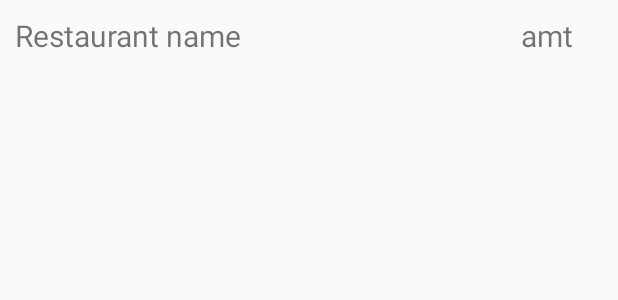
After one commit to KameshRazer/FoodRunner, an Android app: the layout recyclerview_display_order_history.xml on its own in the app's theme, with its tools: preview values and no code run, on a phone screen of 412 x 824 dp. The commit adds this screen. Shown: the top 300 px of the screen. Run offline under Robolectric (Android 15) with nearby library versions, the phone set to English and light mode, and no system bars.

Commit message:
Order History

```diff
--- a/app/src/main/java/com/example/foodrunner/HomeActivity.kt
+++ b/app/src/main/java/com/example/foodrunner/HomeActivity.kt
@@ -38,7 +38,7 @@ class HomeActivity : AppCompatActivity() {
         // menu should be considered as top level destinations.
         appBarConfiguration = AppBarConfiguration(
             setOf(
-                R.id.nav_home, R.id.nav_myProfile, R.id.nav_favouriteRestaurants, R.id.nav_FAQs,R.id.nav_logout
+                R.id.nav_home, R.id.nav_myProfile, R.id.nav_favouriteRestaurants, R.id.nav_FAQs,R.id.nav_logout,R.id.nav_orderHistory
             ), drawerLayout
         )
         setupActionBarWithNavController(navController, appBarConfiguration)
--- /dev/null
+++ b/app/src/main/res/layout/recyclerview_display_order_history.xml
@@ -0,0 +1,26 @@
+<?xml version="1.0" encoding="utf-8"?>
+<RelativeLayout
+    xmlns:android="http://schemas.android.com/apk/res/android" android:layout_width="match_parent"
+    android:layout_height="wrap_content"
+    android:padding="10dp">
+    <TextView
+        android:id="@+id/rvdo_res_name"
+        android:layout_width="wrap_content"
+        android:layout_height="wrap_content"
+        android:text="Restaurant name"
+        android:textSize="20sp"/>
+    <TextView
+        android:id="@+id/rvdo_total_cost"
+        android:layout_width="wrap_content"
+        android:layout_height="wrap_content"
+        android:layout_alignParentEnd="true"
+        android:layout_marginRight="20dp"
+        android:text="amt"
+        android:textSize="20sp"/>
+    <androidx.recyclerview.widget.RecyclerView
+        android:id="@+id/rvdo_recylerview"
+        android:layout_width="match_parent"
+        android:layout_height="wrap_content"
+        android:layout_marginTop="10dp"
+        android:layout_below="@id/rvdo_res_name"/>
+</RelativeLayout>
--- a/app/src/main/res/menu/activity_home_drawer.xml
+++ b/app/src/main/res/menu/activity_home_drawer.xml
@@ -17,6 +17,10 @@
             android:icon="@drawable/ic_menu_favorite_restaurant"
             android:title="@string/menu_favouriteRestaurants" />
         <item
+            android:id="@+id/nav_orderHistory"
+            android:icon="@drawable/ic_icon_favorite_border"
+            android:title="@string/menu_oh"/>
+        <item
             android:id="@+id/nav_FAQs"
             android:icon="@drawable/ic_menu_help"
             android:title="@string/menu_faqs" />
--- a/app/src/main/res/navigation/mobile_navigation.xml
+++ b/app/src/main/res/navigation/mobile_navigation.xml
@@ -33,4 +33,9 @@
         android:name="com.example.foodrunner.ui.logout.LogoutFragment"
         android:label="@string/menu_logout"
         tools:layout="@layout/fragment_logout" />
+    <fragment
+        android:id="@+id/nav_orderHistory"
+        android:name="com.example.foodrunner.ui.orderHistory.OrderHistoryFragment"
+        android:label="@string/menu_oh"
+        tools:layout="@layout/fragment_order_history" />
 </navigation>
--- a/app/src/main/res/values/strings.xml
+++ b/app/src/main/res/values/strings.xml
@@ -12,6 +12,7 @@
     <string name="menu_myProfile">My Profile</string>
     <string name="menu_favouriteRestaurants">Favourite Restaurants</string>
     <string name="menu_FAQs">Frequently Asked Questions</string>
+    <string name="menu_oh">Order History</string>
     <string name="menu_faqs">FAQs</string>
     <string name="menu_logout">Logout</string>
 
```
Also changed, not shown: app/src/main/java/com/example/foodrunner/ui/orderHistory/FoodItemAdapter.kt (added, +35 -0 lines), app/src/main/java/com/example/foodrunner/ui/orderHistory/OrderHistoryAdapter.kt (added, +39 -0 lines), app/src/main/java/com/example/foodrunner/ui/orderHistory/OrderHistoryFragment.kt (+61 -1 lines), app/src/main/res/layout/fragment_order_history.xml (added, +23 -0 lines).
